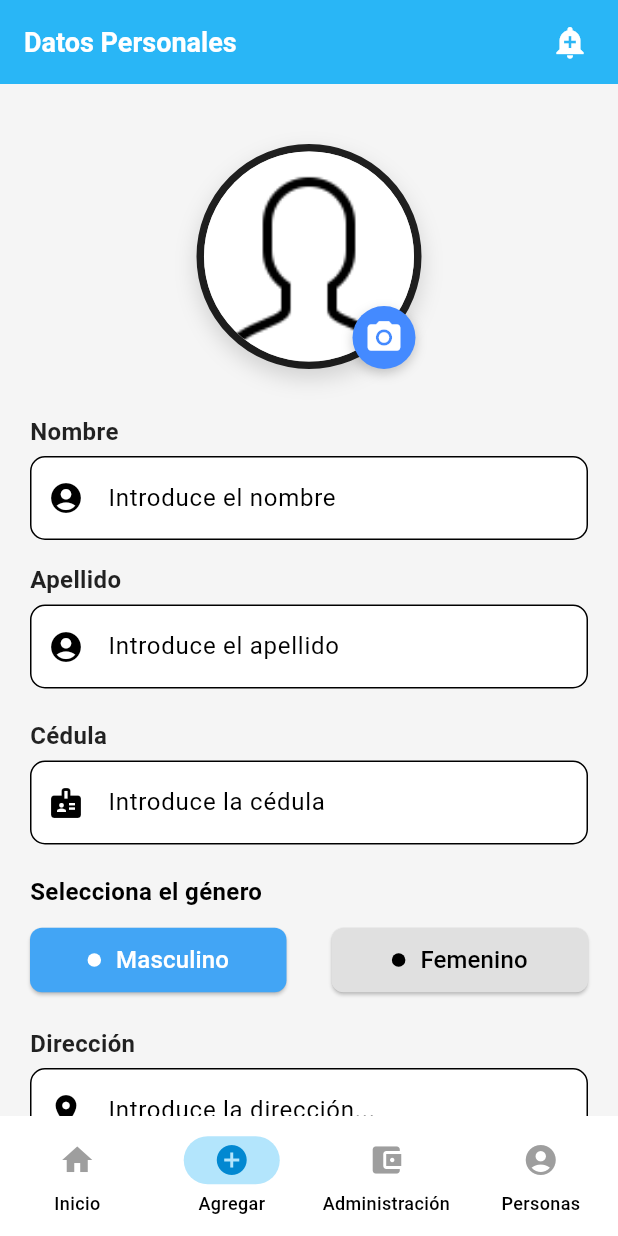
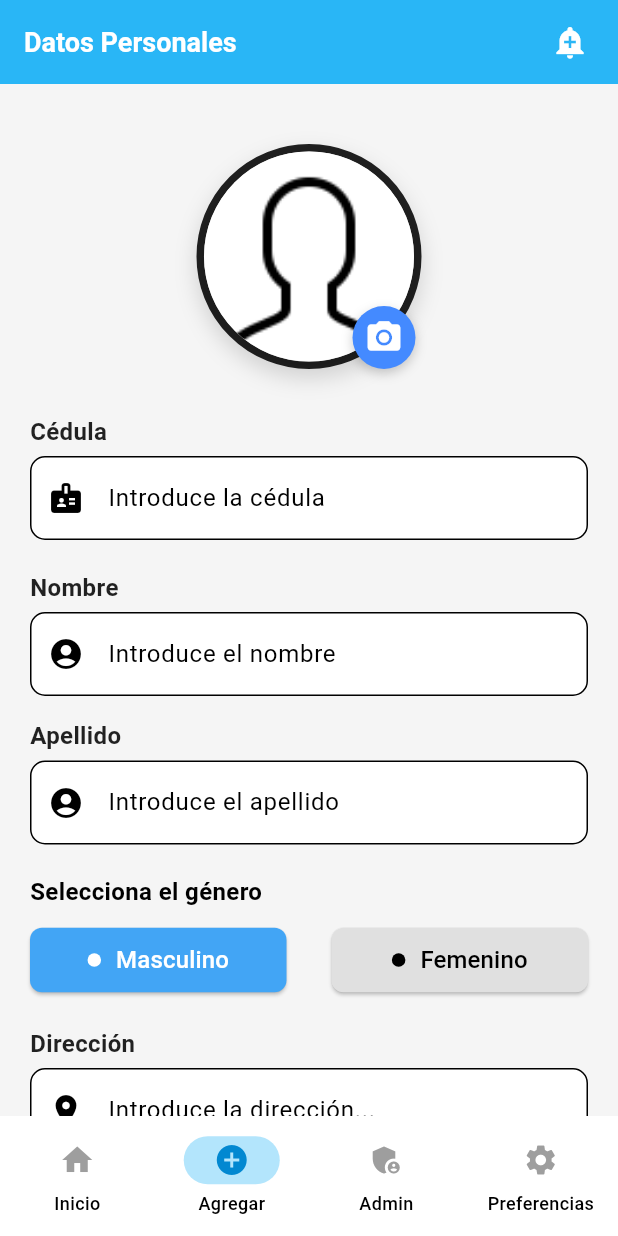
Before and after one commit to jose32coder/gym_app, a Flutter app: the screen it shows after launch, item 2 of the bottom bar chosen, on a phone screen of 412 x 824 dp. Run offline on Flutter 3.47's test engine with Material 3 defaults, Android fonts, the phone set to English and light mode, and no system bars; our stand-ins replace image_picker.

Commit message:
Admin: cards y layouts

```diff
--- a/lib/components/image_selector.dart
+++ b/lib/components/image_selector.dart
@@ -12,19 +12,19 @@ class Imageselector extends StatefulWidget {
 class _ImageselectorState extends State<Imageselector> {
   @override
   Widget build(BuildContext context) {
-    File? _imageFile;
+    File? imageFile;
 
-    final ImagePicker _picker = ImagePicker();
+    final ImagePicker picker = ImagePicker();
 
-    Future<void> _pickImage() async {
-      final XFile? pickedImage = await _picker.pickImage(
+    Future<void> pickImage() async {
+      final XFile? pickedImage = await picker.pickImage(
         source: ImageSource.gallery,
         imageQuality: 80,
       );
 
       if (pickedImage != null) {
         setState(() {
-          _imageFile = File(pickedImage.path);
+          imageFile = File(pickedImage.path);
         });
       }
     }
@@ -54,13 +54,13 @@ class _ImageselectorState extends State<Imageselector> {
                 child: SizedBox(
                   width: 180,
                   height: 180,
-                  child: _imageFile != null
+                  child: imageFile != null
                       ? Transform.translate(
                           offset: const Offset(
                               0, 0), // mueve X e Y (positivo = derecha/abajo)
                           child: FittedBox(
                             fit: BoxFit.cover,
-                            child: Image.file(_imageFile!),
+                            child: Image.file(imageFile!),
                           ),
                         )
                       : Transform(
@@ -81,7 +81,7 @@ class _ImageselectorState extends State<Imageselector> {
             bottom: 0,
             right: 4,
             child: GestureDetector(
-              onTap: _pickImage,
+              onTap: pickImage,
               child: Container(
                 padding: const EdgeInsets.all(8),
                 decoration: BoxDecoration(
--- a/lib/components/textformfield.dart
+++ b/lib/components/textformfield.dart
@@ -1,18 +1,27 @@
+import 'package:basic_flutter/components/membership.dart';
 import 'package:basic_flutter/components/text_style.dart';
 import 'package:basic_flutter/components/genero_selector.dart';
 import 'package:flutter/material.dart';
 
 class TextFormPage extends StatefulWidget {
-  const TextFormPage({super.key});
+  final bool showMembresia;
+
+  const TextFormPage({
+    super.key,
+    this.showMembresia = false,
+  });
+
   @override
   State<TextFormPage> createState() => _TextFormPageState();
 }
 
 class _TextFormPageState extends State<TextFormPage> {
+  final _formKey = GlobalKey<FormState>();
+  final _membershipKey = GlobalKey<FormState>(); // Añadido para la membresía
+
   @override
   Widget build(BuildContext context) {
-    final _formKey = GlobalKey<FormState>();
-    String? _generoSeleccionado = 'Masculino';
+    final bool mostrarMembresia;
     bool isDarkMode = Theme.of(context).brightness == Brightness.dark;
 
     return Form(
@@ -21,17 +30,39 @@ class _TextFormPageState extends State<TextFormPage> {
         crossAxisAlignment: CrossAxisAlignment.start,
         children: [
           Text(
+            'Cédula',
+            style: TextStyles.boldText(context),
+          ),
+          const SizedBox(height: 5),
+          TextFormField(
+            decoration: InputDecoration(
+              hintText: 'Introduce la cédula',
+              border: OutlineInputBorder(
+                borderRadius: BorderRadius.circular(10),
+              ),
+              prefixIcon: const Icon(Icons.badge),
+              fillColor: isDarkMode ? Colors.grey.shade800 : Colors.white,
+              filled: true,
+            ),
+            validator: (value) {
+              if (value == null || value.isEmpty) {
+                return 'Este campo es obligatorio';
+              }
+              return null;
+            },
+          ),
+          const SizedBox(height: 20),
+          Text(
             'Nombre',
             style: TextStyles.boldText(context),
           ),
-          const SizedBox(
-            height: 5,
-          ),
+          const SizedBox(height: 5),
           TextFormField(
             decoration: InputDecoration(
               hintText: 'Introduce el nombre',
-              border:
-                  OutlineInputBorder(borderRadius: BorderRadius.circular(10)),
+              border: OutlineInputBorder(
+                borderRadius: BorderRadius.circular(10),
+              ),
               prefixIcon: const Icon(Icons.account_circle),
               fillColor: isDarkMode ? Colors.grey.shade800 : Colors.white,
               filled: true,
@@ -67,29 +98,6 @@ class _TextFormPageState extends State<TextFormPage> {
             },
           ),
           const SizedBox(height: 20),
-          Text(
-            'Cédula',
-            style: TextStyles.boldText(context),
-          ),
-          const SizedBox(height: 5),
-          TextFormField(
-            decoration: InputDecoration(
-              hintText: 'Introduce la cédula',
-              border: OutlineInputBorder(
-                borderRadius: BorderRadius.circular(10),
-              ),
-              prefixIcon: const Icon(Icons.badge),
-              fillColor: isDarkMode ? Colors.grey.shade800 : Colors.white,
-              filled: true,
-            ),
-            validator: (value) {
-              if (value == null || value.isEmpty) {
-                return 'Este campo es obligatorio';
-              }
-              return null;
-            },
-          ),
-          const SizedBox(height: 20),
           const GeneroSelector(),
           const SizedBox(height: 20),
           Text(
@@ -114,40 +122,40 @@ class _TextFormPageState extends State<TextFormPage> {
               return null;
             },
           ),
-          SizedBox(height: 30),
+          const SizedBox(height: 20),
+          if (widget.showMembresia) Membership(formKey: _membershipKey),
+
           ElevatedButton(
             onPressed: () {
               if (_formKey.currentState!.validate()) {
+                Future.delayed(const Duration(milliseconds: 100), () {
+                  if (_membershipKey.currentState!.validate()) {
                     ScaffoldMessenger.of(context).showSnackBar(
                       const SnackBar(
-                    content: Text('Persona registrada correctamente'),
-                  ),
+                          content: Text('Persona registrada correctamente')),
                     );
                   } else {
-                // Si existe algún campo inválido
                     ScaffoldMessenger.of(context).showSnackBar(
                       const SnackBar(
-                    content: Text(
-                      'Hay campos vacíos o con algún error',
-                      style: TextStyle(fontSize: 16),
-                    ),
+                        content: Text('Hay campos vacíos o con algún error',
+                            style: TextStyle(fontSize: 16)),
                         backgroundColor: Colors.red,
                       ),
                     );
                   }
+                });
+              }
             },
             style: ElevatedButton.styleFrom(
                 minimumSize: const Size(double.infinity, 50),
-                backgroundColor:Colors.blue.shade400,
+                backgroundColor: Colors.blue.shade400,
                 shape: RoundedRectangleBorder(
                     borderRadius: BorderRadius.circular(10))),
             child: Text(
               'Registrar',
-              style: TextStyle(
-                color: isDarkMode ? Colors.white : Colors.white,
+              style: TextStyle(color: isDarkMode ? Colors.white : Colors.white),
             ),
-            ),
-          ),
+          )
         ],
       ),
     );
--- a/lib/components/welcome_message.dart
+++ b/lib/components/welcome_message.dart
@@ -29,7 +29,7 @@ class WelcomeMessage extends StatelessWidget {
       child: Column(
         children: [
           Text(
-            '👋 Bienvenido, Alberto',
+            '👋 Bienvenido, User',
             style: TextStyle(
               fontSize: 22,
               fontWeight: FontWeight.bold,
--- a/lib/layouts/add_person.dart
+++ b/lib/layouts/add_person.dart
@@ -3,14 +3,11 @@ import 'package:flutter/material.dart';
 import 'package:basic_flutter/components/image_selector.dart';
 import 'package:basic_flutter/components/textformfield.dart';
 
-class AddPersons extends StatefulWidget {
-  const AddPersons({super.key});
+class AddPersons extends StatelessWidget {
+  final bool showMembresia;
+  const AddPersons({super.key, required this.showMembresia});
 
-  @override
-  State<AddPersons> createState() => _addPersonsState();
-}
 
-class _addPersonsState extends State<AddPersons> {
   @override
   Widget build(BuildContext context) {
     return Scaffold(
@@ -28,14 +25,15 @@ class _addPersonsState extends State<AddPersons> {
           )
         ],
       ),
-      body: const SingleChildScrollView(
-        padding: EdgeInsets.symmetric(horizontal: 20, vertical: 20),
+      body: SingleChildScrollView(
+        padding: const EdgeInsets.symmetric(horizontal: 20, vertical: 20),
         child: Column(
           crossAxisAlignment: CrossAxisAlignment.center,
           children: [
-            Imageselector(),
-            SizedBox(height: 30),
-            TextFormPage(), // ahora todo con scroll si hace falta
+            const Imageselector(),
+            const SizedBox(height: 30),
+            TextFormPage(showMembresia: showMembresia),
+             // ahora todo con scroll si hace falta
           ],
         ),
       ),
--- a/lib/layouts/column.dart
+++ b/lib/layouts/column.dart
@@ -5,9 +5,9 @@ class ColumnExample extends StatelessWidget {
 
   @override
   Widget build(BuildContext context) {
-    return Container(
+    return SizedBox(
       width: MediaQuery.of(context).size.width/1,
-      child: Column(
+      child: const Column(
         mainAxisAlignment: MainAxisAlignment.center,
         crossAxisAlignment: CrossAxisAlignment.end,
         children: [
--- a/lib/layouts/navigation_menu.dart
+++ b/lib/layouts/navigation_menu.dart
@@ -1,3 +1,4 @@
+import 'package:basic_flutter/layouts/administration.dart';
 import 'package:flutter/material.dart';
 import 'package:basic_flutter/layouts/home.dart';
 import 'package:basic_flutter/layouts/add_person.dart';
@@ -14,9 +15,9 @@ class _NavigationMenuState extends State<NavigationMenu> {
 
   final List<Widget> _screens = [
     const Home(),
-    const AddPersons(),
-    Center(child: Text("Administración")),
-    Center(child: Text("Lista Personas")),
+    const AddPersons(showMembresia: true,), // Mostrar Membresía solo en la vista "Agregar"
+    const Administration(),
+    const Center(child: Text("Lista Personas")),
   ];
 
   @override
@@ -36,8 +37,11 @@ class _NavigationMenuState extends State<NavigationMenu> {
         destinations: const [
           NavigationDestination(icon: Icon(Icons.home), label: 'Inicio'),
           NavigationDestination(icon: Icon(Icons.add_circle), label: 'Agregar'),
-          NavigationDestination(icon: Icon(Icons.account_balance_wallet), label: 'Administración'),
-          NavigationDestination(icon: Icon(Icons.account_circle), label: 'Personas'),
+          NavigationDestination(
+              icon: Icon(Icons.admin_panel_settings), label: 'Admin'),
+          NavigationDestination(
+              icon: Icon(Icons.settings),
+              label: 'Preferencias'),
         ],
       ),
     );
--- a/lib/main.dart
+++ b/lib/main.dart
@@ -19,7 +19,6 @@ class MainApp extends StatelessWidget {
         colorScheme: ColorScheme.light(
           primary: Colors.lightBlue.shade700,
           secondary: Colors.lightBlue.shade300,
-          background: const Color(0xFFF5F5F5),
           surface: Colors.white,
         ),
         scaffoldBackgroundColor: const Color(0xFFF5F5F5),
@@ -37,13 +36,13 @@ class MainApp extends StatelessWidget {
         navigationBarTheme: NavigationBarThemeData(
           backgroundColor: Colors.white,
           indicatorColor: Colors.lightBlue.shade100,
-          iconTheme: MaterialStateProperty.resolveWith((states) {
-            if (states.contains(MaterialState.selected)) {
+          iconTheme: WidgetStateProperty.resolveWith((states) {
+            if (states.contains(WidgetState.selected)) {
               return IconThemeData(color: Colors.lightBlue.shade700);
             }
             return const IconThemeData(color: Colors.grey);
           }),
-          labelTextStyle: MaterialStateProperty.all(
+          labelTextStyle: WidgetStateProperty.all(
             const TextStyle(fontSize: 12, fontWeight: FontWeight.w500),
           ),
         ),
@@ -65,7 +64,6 @@ class MainApp extends StatelessWidget {
         colorScheme: ColorScheme.dark(
           primary: Colors.blueGrey.shade300,
           secondary: Colors.lightBlueAccent.shade100,
-          background: const Color(0xFF121212),
           surface: const Color(0xFF1E1E1E),
         ),
         scaffoldBackgroundColor: const Color(0xFF121212),
@@ -83,13 +81,13 @@ class MainApp extends StatelessWidget {
         navigationBarTheme: NavigationBarThemeData(
           backgroundColor: const Color(0xFF1E1E1E),
           indicatorColor: Colors.blueGrey.shade900,
-          iconTheme: MaterialStateProperty.resolveWith((states) {
-            if (states.contains(MaterialState.selected)) {
+          iconTheme: WidgetStateProperty.resolveWith((states) {
+            if (states.contains(WidgetState.selected)) {
               return IconThemeData(color: Colors.lightBlueAccent.shade100);
             }
             return const IconThemeData(color: Colors.grey);
           }),
-          labelTextStyle: MaterialStateProperty.all(
+          labelTextStyle: WidgetStateProperty.all(
             const TextStyle(fontSize: 12, fontWeight: FontWeight.w500),
           ),
         ),
--- a/pubspec.yaml
+++ b/pubspec.yaml
@@ -20,4 +20,4 @@ dev_dependencies:
 flutter:
   uses-material-design: true
   assets:
-    - assets/images/avatar.png
+    - assets/images/
```
Also changed, not shown: lib/components/admin_cards.dart (added, +100 -0 lines), lib/components/membership.dart (added, +215 -0 lines), lib/layouts/adminViews/admin_assis.dart (added, +32 -0 lines), lib/layouts/adminViews/admin_member.dart (added, +32 -0 lines), lib/layouts/adminViews/admin_pay.dart (added, +32 -0 lines), lib/layouts/adminViews/admin_per.dart (added, +32 -0 lines), lib/layouts/administration.dart (added, +83 -0 lines), 132 other files. Lines whose indentation alone changed are shown as unchanged.
